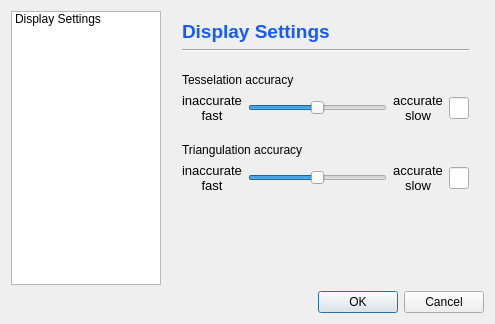
Before: the Qt Designer form TIGLViewer/src/TIGLViewerSettingsDialog.ui in DLR-SC/tigl, drawn with Qt 5.
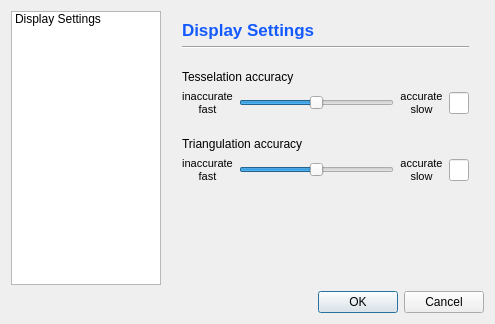
After: the same form once the commit is applied. Icons and pictures are not drawn.

Commit message: Again some visual adjustments of the settings dialog

The edit to the form file:
```diff
--- a/TIGLViewer/src/TIGLViewerSettingsDialog.ui
+++ b/TIGLViewer/src/TIGLViewerSettingsDialog.ui
@@ -65,7 +65,7 @@
             </font>
            </property>
            <property name="text">
-            <string>&lt;html&gt;&lt;head/&gt;&lt;body&gt;&lt;p&gt;&lt;span style=&quot; font-size:14pt; color:#135aff;&quot;&gt;Display Settings&lt;/span&gt;&lt;/p&gt;&lt;/body&gt;&lt;/html&gt;</string>
+            <string>&lt;html&gt;&lt;head/&gt;&lt;body&gt;&lt;p&gt;&lt;span style=&quot; font-size:13pt; color:#135aff;&quot;&gt;Display Settings&lt;/span&gt;&lt;/p&gt;&lt;/body&gt;&lt;/html&gt;</string>
            </property>
           </widget>
          </item>
@@ -129,7 +129,7 @@
          <item>
           <widget class="QLabel" name="label_3">
            <property name="text">
-            <string>&lt;html&gt;&lt;head/&gt;&lt;body&gt;&lt;p align=&quot;center&quot;&gt;&lt;span style=&quot; font-size:10pt;&quot;&gt;inaccurate&lt;br/&gt;fast&lt;/span&gt;&lt;/p&gt;&lt;/body&gt;&lt;/html&gt;</string>
+            <string>&lt;html&gt;&lt;head/&gt;&lt;body&gt;&lt;p align=&quot;center&quot;&gt;&lt;span style=&quot; font-size:8pt;&quot;&gt;inaccurate&lt;br/&gt;fast&lt;/span&gt;&lt;/p&gt;&lt;/body&gt;&lt;/html&gt;</string>
            </property>
           </widget>
          </item>
@@ -152,7 +152,7 @@
          <item>
           <widget class="QLabel" name="label_4">
            <property name="text">
-            <string>&lt;html&gt;&lt;head/&gt;&lt;body&gt;&lt;p align=&quot;center&quot;&gt;&lt;span style=&quot; font-size:10pt;&quot;&gt;accurate&lt;br/&gt;slow&lt;/span&gt;&lt;/p&gt;&lt;/body&gt;&lt;/html&gt;</string>
+            <string>&lt;html&gt;&lt;head/&gt;&lt;body&gt;&lt;p align=&quot;center&quot;&gt;&lt;span style=&quot; font-size:8pt;&quot;&gt;accurate&lt;br/&gt;slow&lt;/span&gt;&lt;/p&gt;&lt;/body&gt;&lt;/html&gt;</string>
            </property>
           </widget>
          </item>
@@ -205,7 +205,7 @@
          <item>
           <widget class="QLabel" name="label_6">
            <property name="text">
-            <string>&lt;html&gt;&lt;head/&gt;&lt;body&gt;&lt;p align=&quot;center&quot;&gt;&lt;span style=&quot; font-size:10pt;&quot;&gt;inaccurate&lt;br/&gt;fast&lt;/span&gt;&lt;/p&gt;&lt;/body&gt;&lt;/html&gt;</string>
+            <string>&lt;html&gt;&lt;head/&gt;&lt;body&gt;&lt;p align=&quot;center&quot;&gt;&lt;span style=&quot; font-size:8pt;&quot;&gt;inaccurate&lt;br/&gt;fast&lt;/span&gt;&lt;/p&gt;&lt;/body&gt;&lt;/html&gt;</string>
            </property>
           </widget>
          </item>
@@ -237,7 +237,7 @@
          <item>
           <widget class="QLabel" name="label_7">
            <property name="text">
-            <string>&lt;html&gt;&lt;head/&gt;&lt;body&gt;&lt;p align=&quot;center&quot;&gt;&lt;span style=&quot; font-size:10pt;&quot;&gt;accurate&lt;br/&gt;slow&lt;/span&gt;&lt;/p&gt;&lt;/body&gt;&lt;/html&gt;</string>
+            <string>&lt;html&gt;&lt;head/&gt;&lt;body&gt;&lt;p align=&quot;center&quot;&gt;&lt;span style=&quot; font-size:8pt;&quot;&gt;accurate&lt;br/&gt;slow&lt;/span&gt;&lt;/p&gt;&lt;/body&gt;&lt;/html&gt;</string>
            </property>
           </widget>
          </item>
```
